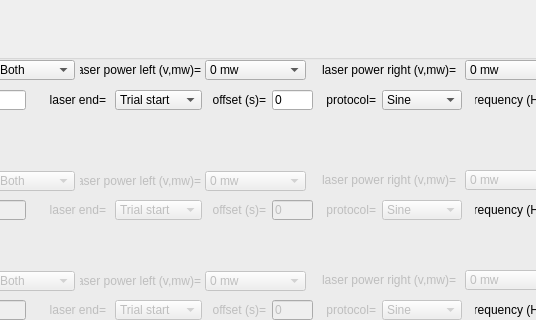
Above: src/foraging_gui/Optogenetics.ui from AllenNeuralDynamics/dynamic-foraging-task before the change; both pictures show x 265 to 801 and y 0 to 320 of the 1442 by 785 pixel window. Below: the same form after it.
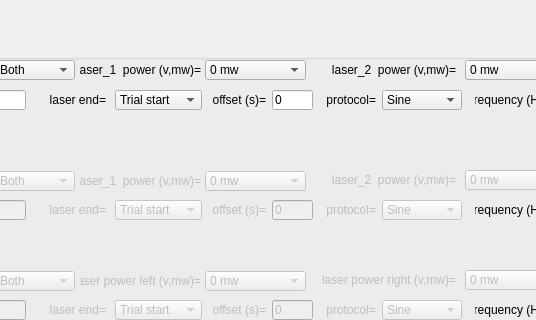
That is the form after the change.

The edit to the form file:
```diff
--- a/src/foraging_gui/Optogenetics.ui
+++ b/src/foraging_gui/Optogenetics.ui
@@ -457,7 +457,7 @@
     </rect>
    </property>
    <property name="text">
-    <string>laser power left (v,mw)=</string>
+    <string>laser_1  power (v,mw)=</string>
    </property>
    <property name="textFormat">
     <enum>Qt::AutoText</enum>
@@ -1143,7 +1143,7 @@
     </rect>
    </property>
    <property name="text">
-    <string>laser power left (v,mw)=</string>
+    <string>laser_1  power (v,mw)=</string>
    </property>
    <property name="textFormat">
     <enum>Qt::AutoText</enum>
@@ -3486,7 +3486,7 @@
     </rect>
    </property>
    <property name="text">
-    <string>laser power right (v,mw)=</string>
+    <string>laser_2  power (v,mw)=</string>
    </property>
    <property name="textFormat">
     <enum>Qt::AutoText</enum>
@@ -3508,7 +3508,7 @@
     </rect>
    </property>
    <property name="text">
-    <string>laser power right (v,mw)=</string>
+    <string>laser_2  power (v,mw)=</string>
    </property>
    <property name="textFormat">
     <enum>Qt::AutoText</enum>
```
